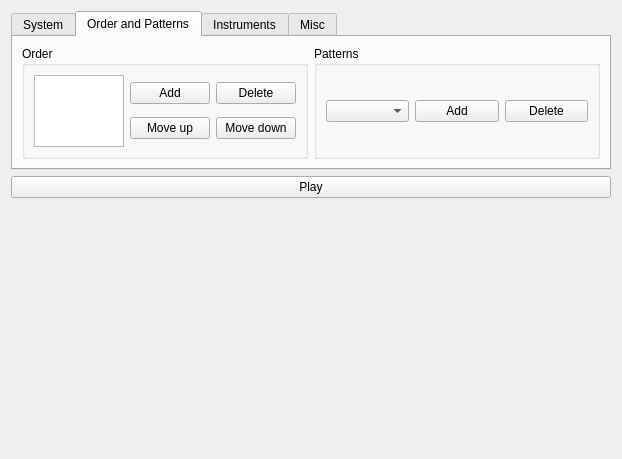
Qt form source/trsedocuments/formttredit.ui (leuat/TRSE) before a commit.
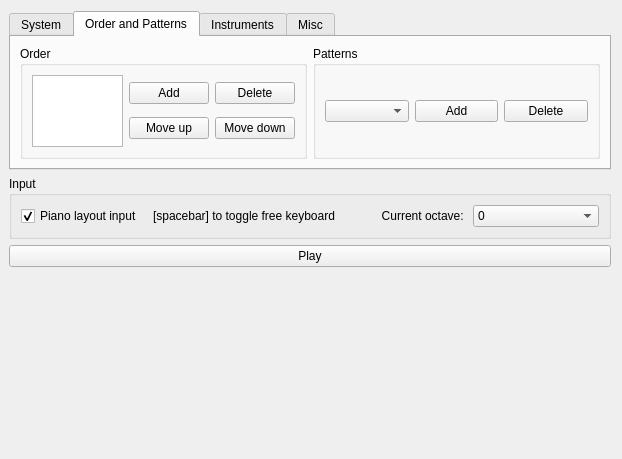
The same form after that commit.

The edit to the form file:
```diff
--- a/source/trsedocuments/formttredit.ui
+++ b/source/trsedocuments/formttredit.ui
@@ -13,7 +13,28 @@
   <property name="windowTitle">
    <string>Form</string>
   </property>
-  <layout class="QGridLayout" name="gridLayout" rowstretch="1,1,1,1,1,1,1,1000">
+  <layout class="QGridLayout" name="gridLayout" rowstretch="1,1,1,1,1,1,1,1,10000">
+   <property name="leftMargin">
+    <number>9</number>
+   </property>
+   <item row="8" column="0">
+    <layout class="QVBoxLayout" name="verticalLayout">
+     <item>
+      <layout class="QHBoxLayout" name="lyTrackers"/>
+     </item>
+    </layout>
+   </item>
+   <item row="3" column="0">
+    <layout class="QGridLayout" name="gridLayout_11">
+     <item row="0" column="0">
+      <widget class="QPushButton" name="btnPlay">
+       <property name="text">
+        <string>Play</string>
+       </property>
+      </widget>
+     </item>
+    </layout>
+   </item>
    <item row="1" column="0">
     <widget class="QTabWidget" name="tabWidget">
      <property name="currentIndex">
@@ -237,22 +258,92 @@
     </widget>
    </item>
    <item row="2" column="0">
-    <layout class="QGridLayout" name="gridLayout_11">
-     <item row="0" column="0">
-      <widget class="QPushButton" name="btnPlay">
-       <property name="text">
-        <string>Play</string>
-       </property>
-      </widget>
-     </item>
-    </layout>
-   </item>
-   <item row="7" column="0">
-    <layout class="QVBoxLayout" name="verticalLayout">
-     <item>
-      <layout class="QHBoxLayout" name="lyTrackers"/>
-     </item>
-    </layout>
+    <widget class="QGroupBox" name="groupBox">
+     <property name="title">
+      <string>Input</string>
+     </property>
+     <layout class="QGridLayout" name="gridLayout_13">
+      <item row="0" column="3">
+       <widget class="QComboBox" name="comboBox">
+        <property name="currentText">
+         <string>1</string>
+        </property>
+        <item>
+         <property name="text">
+          <string>0</string>
+         </property>
+        </item>
+        <item>
+         <property name="text">
+          <string>1</string>
+         </property>
+        </item>
+        <item>
+         <property name="text">
+          <string>2</string>
+         </property>
+        </item>
+        <item>
+         <property name="text">
+          <string>3</string>
+         </property>
+        </item>
+        <item>
+         <property name="text">
+          <string>4</string>
+         </property>
+        </item>
+        <item>
+         <property name="text">
+          <string>5</string>
+         </property>
+        </item>
+        <item>
+         <property name="text">
+          <string>6</string>
+         </property>
+        </item>
+        <item>
+         <property name="text">
+          <string>7</string>
+         </property>
+        </item>
+        <item>
+         <property name="text">
+          <string>8</string>
+         </property>
+        </item>
+       </widget>
+      </item>
+      <item row="0" column="0">
+       <widget class="QCheckBox" name="checkBox">
+        <property name="text">
+         <string>Piano layout input</string>
+        </property>
+        <property name="checked">
+         <bool>true</bool>
+        </property>
+       </widget>
+      </item>
+      <item row="0" column="1">
+       <widget class="QLabel" name="label_3">
+        <property name="text">
+         <string>[spacebar] to toggle free keyboard</string>
+        </property>
+       </widget>
+      </item>
+      <item row="0" column="2">
+       <widget class="QLabel" name="label_2">
+        <property name="text">
+         <string>Current octave: </string>
+        </property>
+        <property name="alignment">
+         <set>Qt::AlignRight|Qt::AlignTrailing|Qt::AlignVCenter</set>
+        </property>
+       </widget>
+      </item>
+     </layout>
+    </widget>
    </item>
   </layout>
  </widget>
```
